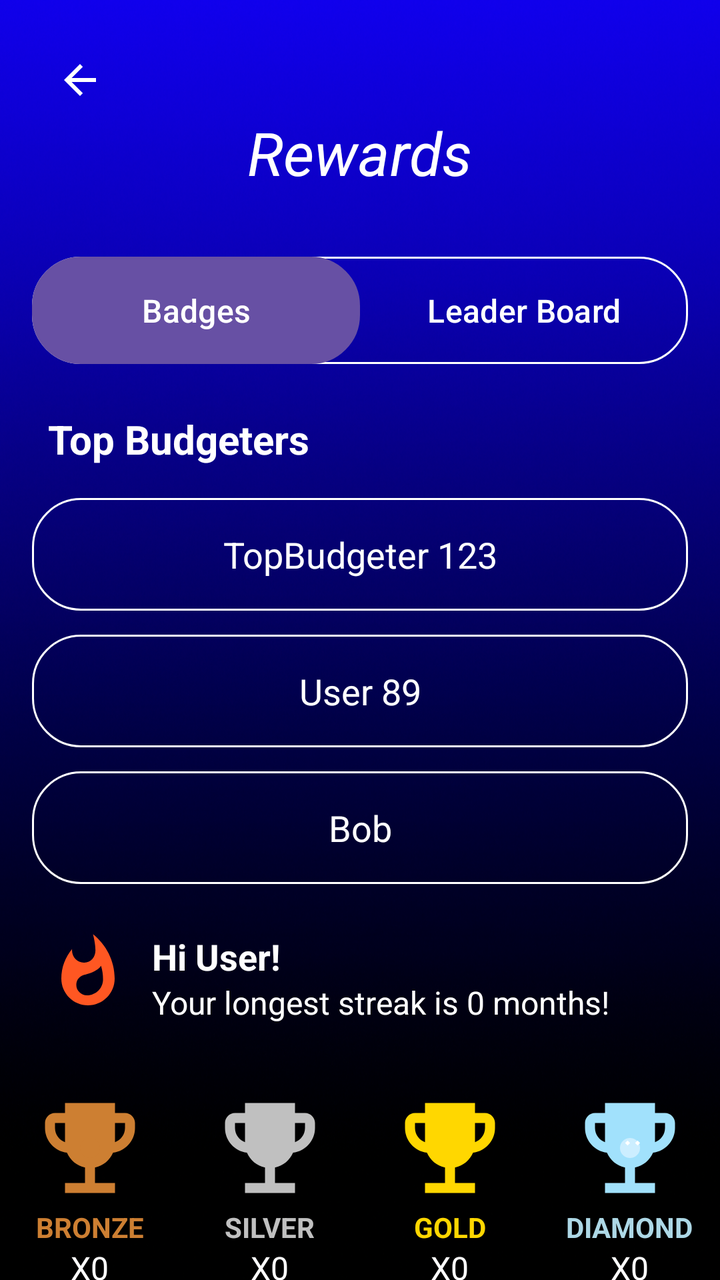
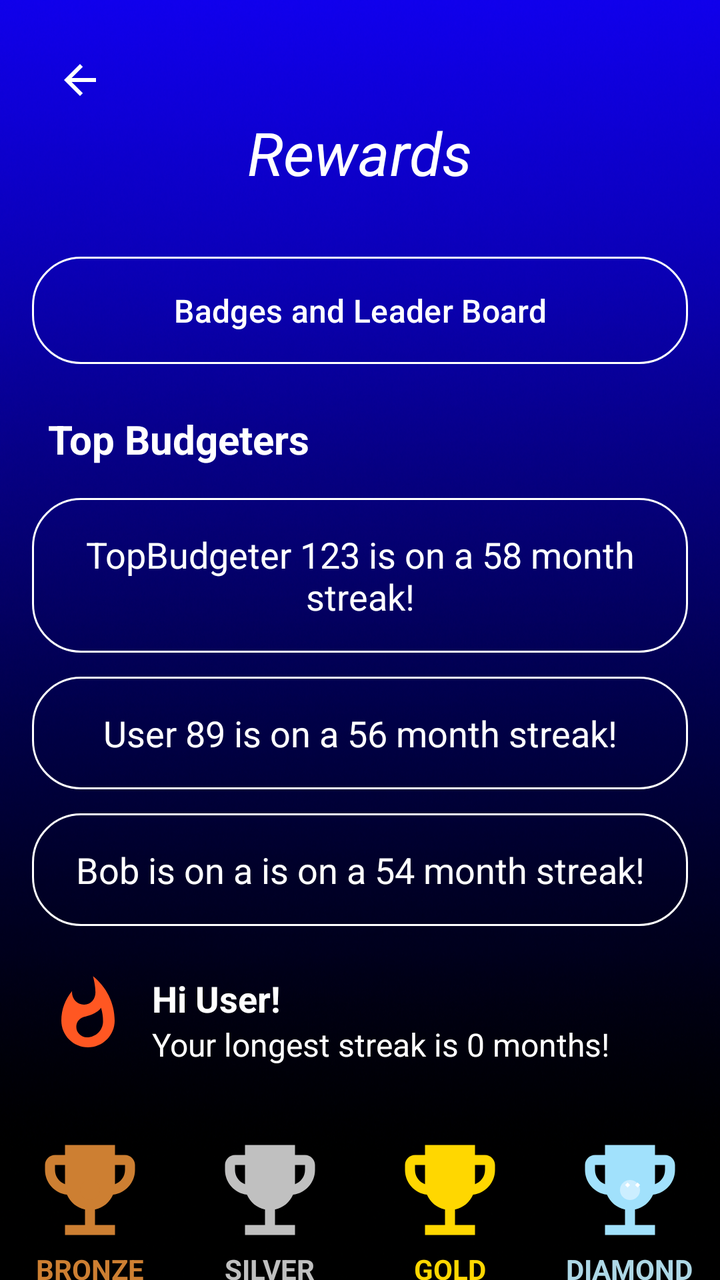

Before-and-after screenshots of an Android layout around one commit, followed by the original layout XML and the change that was made.
<!-- AndroidManifest.xml: application theme Theme.CashUp -->
<!-- res/layout/gamify_streak_leaderboard.xml -->
<?xml version="1.0" encoding="utf-8"?>
<androidx.constraintlayout.widget.ConstraintLayout
    xmlns:android="http://schemas.android.com/apk/res/android"
    xmlns:app="http://schemas.android.com/apk/res-auto"
    xmlns:tools="http://schemas.android.com/tools"
    android:layout_width="match_parent"
    android:layout_height="match_parent"
    android:background="@drawable/background"
    tools:context=".GamifyActivity">

    
    <ImageButton
        android:id="@+id/back_button"
        android:layout_width="48dp"
        android:layout_height="48dp"
        android:layout_marginStart="16dp"
        android:layout_marginTop="16dp"
        android:background="@android:color/transparent"
        android:src="@drawable/ic_arrow_back"
        android:contentDescription="Back"
        app:layout_constraintStart_toStartOf="parent"
        app:layout_constraintTop_toTopOf="parent"
        app:tint="@color/white" />

    
    <TextView
        android:id="@+id/rewards_title"
        android:layout_width="wrap_content"
        android:layout_height="wrap_content"
        android:layout_marginTop="56dp"
        android:text="Rewards"
        android:textColor="@color/white"
        android:textSize="30sp"
        android:textStyle="italic"
        app:layout_constraintEnd_toEndOf="parent"
        app:layout_constraintStart_toStartOf="parent"
        app:layout_constraintTop_toTopOf="parent" />

    
    <LinearLayout
        android:id="@+id/tab_container"
        android:layout_width="match_parent"
        android:layout_height="wrap_content"
        android:layout_marginStart="16dp"
        android:layout_marginTop="32dp"
        android:layout_marginEnd="16dp"
        android:background="@drawable/rounded_corner"
        android:orientation="horizontal"
        app:layout_constraintEnd_toEndOf="parent"
        app:layout_constraintStart_toStartOf="parent"
        app:layout_constraintTop_toBottomOf="@+id/rewards_title">

        <Button
            android:id="@+id/badges_tab"
            android:layout_width="0dp"
            android:layout_height="wrap_content"
            android:layout_weight="1"
            android:background="@drawable/rounded_button"
            android:padding="12dp"
            android:text="Badges"
            android:textColor="@color/white"
            android:textSize="16sp" />

        <Button
            android:id="@+id/leaderboard_tab"
            android:layout_width="0dp"
            android:layout_height="wrap_content"
            android:layout_weight="1"
            android:background="@android:color/transparent"
            android:padding="12dp"
            android:text="Leader Board"
            android:textColor="@color/white"
            android:textSize="16sp" />
    </LinearLayout>

    
    <TextView
        android:id="@+id/top_budgeters_label"
        android:layout_width="wrap_content"
        android:layout_height="wrap_content"
        android:layout_marginStart="24dp"
        android:layout_marginTop="24dp"
        android:text="Top Budgeters"
        android:textColor="@color/white"
        android:textSize="20sp"
        android:textStyle="bold"
        app:layout_constraintStart_toStartOf="parent"
        app:layout_constraintTop_toBottomOf="@+id/tab_container" />

    
    <TextView
        android:id="@+id/user1"
        android:layout_width="0dp"
        android:layout_height="wrap_content"
        android:layout_marginStart="16dp"
        android:layout_marginTop="16dp"
        android:layout_marginEnd="16dp"
        android:background="@drawable/rounded_corner"
        android:padding="16dp"
        android:text="TopBudgeter 123"
        android:textAlignment="center"
        android:textColor="@color/white"
        android:textSize="18sp"
        app:layout_constraintEnd_toEndOf="parent"
        app:layout_constraintStart_toStartOf="parent"
        app:layout_constraintTop_toBottomOf="@+id/top_budgeters_label" />

    
    <TextView
        android:id="@+id/user2"
        android:layout_width="0dp"
        android:layout_height="wrap_content"
        android:layout_marginStart="16dp"
        android:layout_marginTop="12dp"
        android:layout_marginEnd="16dp"
        android:background="@drawable/rounded_corner"
        android:padding="16dp"
        android:text="User 89"
        android:textAlignment="center"
        android:textColor="@color/white"
        android:textSize="18sp"
        app:layout_constraintEnd_toEndOf="parent"
        app:layout_constraintStart_toStartOf="parent"
        app:layout_constraintTop_toBottomOf="@+id/user1" />

    
    <TextView
        android:id="@+id/user3"
        android:layout_width="0dp"
        android:layout_height="wrap_content"
        android:layout_marginStart="16dp"
        android:layout_marginTop="12dp"
        android:layout_marginEnd="16dp"
        android:background="@drawable/rounded_corner"
        android:padding="16dp"
        android:text="Bob"
        android:textAlignment="center"
        android:textColor="@color/white"
        android:textSize="18sp"
        app:layout_constraintEnd_toEndOf="parent"
        app:layout_constraintStart_toStartOf="parent"
        app:layout_constraintTop_toBottomOf="@+id/user2" />

    
    <LinearLayout
        android:id="@+id/streak_info"
        android:layout_width="wrap_content"
        android:layout_height="wrap_content"
        android:layout_marginStart="24dp"
        android:layout_marginTop="24dp"
        android:orientation="horizontal"
        app:layout_constraintStart_toStartOf="parent"
        app:layout_constraintTop_toBottomOf="@+id/user3">

        <ImageView
            android:id="@+id/flame_icon"
            android:layout_width="40dp"
            android:layout_height="40dp"
            android:src="@drawable/ic_flame" />

        <LinearLayout
            android:layout_width="wrap_content"
            android:layout_height="wrap_content"
            android:layout_marginStart="12dp"
            android:orientation="vertical">

            <TextView
                android:layout_width="wrap_content"
                android:layout_height="wrap_content"
                android:text="Hi User!"
                android:textColor="@color/white"
                android:textSize="18sp"
                android:textStyle="bold" />

            <TextView
                android:layout_width="wrap_content"
                android:layout_height="wrap_content"
                android:text="Your longest streak is 0 months!"
                android:textColor="@color/white"
                android:textSize="16sp" />
        </LinearLayout>
    </LinearLayout>

    
    <LinearLayout
        android:id="@+id/trophy_row"
        android:layout_width="match_parent"
        android:layout_height="wrap_content"
        android:layout_marginTop="32dp"
        android:gravity="center"
        android:orientation="horizontal"
        app:layout_constraintTop_toBottomOf="@+id/streak_info">

        
        <LinearLayout
            android:layout_width="0dp"
            android:layout_height="wrap_content"
            android:layout_weight="1"
            android:gravity="center"
            android:orientation="vertical">

            <ImageView
                android:layout_width="60dp"
                android:layout_height="60dp"
                android:src="@drawable/ic_bronzetrophy" />

            <TextView
                android:layout_width="wrap_content"
                android:layout_height="wrap_content"
                android:text="BRONZE"
                android:textColor="#CD7F32"
                android:textSize="14sp"
                android:textStyle="bold" />

            <TextView
                android:layout_width="wrap_content"
                android:layout_height="wrap_content"
                android:text="X0"
                android:textColor="@color/white"
                android:textSize="16sp" />
        </LinearLayout>

        
        <LinearLayout
            android:layout_width="0dp"
            android:layout_height="wrap_content"
            android:layout_weight="1"
            android:gravity="center"
            android:orientation="vertical">

            <ImageView
                android:layout_width="60dp"
                android:layout_height="60dp"
                android:src="@drawable/ic_slivertrophy" />

            <TextView
                android:layout_width="wrap_content"
                android:layout_height="wrap_content"
                android:text="SILVER"
                android:textColor="#C0C0C0"
                android:textSize="14sp"
                android:textStyle="bold" />

            <TextView
                android:layout_width="wrap_content"
                android:layout_height="wrap_content"
                android:text="X0"
                android:textColor="@color/white"
                android:textSize="16sp" />
        </LinearLayout>

        
        <LinearLayout
            android:layout_width="0dp"
            android:layout_height="wrap_content"
            android:layout_weight="1"
            android:gravity="center"
            android:orientation="vertical">

            <ImageView
                android:layout_width="60dp"
                android:layout_height="60dp"
                android:src="@drawable/ic_goldtrophy" />

            <TextView
                android:layout_width="wrap_content"
                android:layout_height="wrap_content"
                android:text="GOLD"
                android:textColor="#FFD700"
                android:textSize="14sp"
                android:textStyle="bold" />

            <TextView
                android:layout_width="wrap_content"
                android:layout_height="wrap_content"
                android:text="X0"
                android:textColor="@color/white"
                android:textSize="16sp" />
        </LinearLayout>

        
        <LinearLayout
            android:layout_width="0dp"
            android:layout_height="wrap_content"
            android:layout_weight="1"
            android:gravity="center"
            android:orientation="vertical">

            <ImageView
                android:layout_width="60dp"
                android:layout_height="60dp"
                android:src="@drawable/ic_diamondtrophy" />

            <TextView
                android:layout_width="wrap_content"
                android:layout_height="wrap_content"
                android:text="DIAMOND"
                android:textColor="#ADD8E6"
                android:textSize="14sp"
                android:textStyle="bold" />

            <TextView
                android:layout_width="wrap_content"
                android:layout_height="wrap_content"
                android:text="X0"
                android:textColor="@color/white"
                android:textSize="16sp" />
        </LinearLayout>
    </LinearLayout>

    
    <LinearLayout
        android:id="@+id/info_box"
        android:layout_width="match_parent"
        android:layout_height="wrap_content"
        android:layout_marginStart="16dp"
        android:layout_marginTop="32dp"
        android:layout_marginEnd="16dp"
        android:background="@drawable/rounded_corner"
        android:orientation="horizontal"
        android:padding="16dp"
        app:layout_constraintEnd_toEndOf="parent"
        app:layout_constraintStart_toStartOf="parent"
        app:layout_constraintTop_toBottomOf="@+id/trophy_row">

        <ImageView
            android:layout_width="24dp"
            android:layout_height="24dp"
            android:layout_gravity="top"
            android:layout_marginTop="2dp"
            android:src="@drawable/ic_info"
            app:tint="@color/white" />

        <LinearLayout
            android:layout_width="match_parent"
            android:layout_height="wrap_content"
            android:layout_marginStart="12dp"
            android:orientation="vertical">

            <TextView
                android:layout_width="wrap_content"
                android:layout_height="wrap_content"
                android:text="How Rewards Work:"
                android:textColor="@color/white"
                android:textSize="16sp"
                android:textStyle="bold" />

            <TextView
                android:layout_width="match_parent"
                android:layout_height="wrap_content"
                android:layout_marginTop="4dp"
                android:text="The more you achieve your goals, the longer your streak grows. Keep hitting streaks every month to earn trophies. Stay consistent for a full year to unlock the prestigious Diamond reward. How far can you go? 🚀"
                android:textColor="@color/white"
                android:textSize="14sp" />
        </LinearLayout>
    </LinearLayout>

</androidx.constraintlayout.widget.ConstraintLayout>
<!-- resources referenced by this layout -->
<resources>
  <color name="white">#FFFFFFFF</color>
  <!-- drawable ic_arrow_back (drawable) -->
  <vector xmlns:android="http://schemas.android.com/apk/res/android"
      android:width="24dp"
      android:height="24dp"
      android:viewportWidth="24"
      android:viewportHeight="24">
      <path
          android:fillColor="#FFFFFF"
          android:pathData="M20,11H7.83l5.59,-5.59L12,4l-8,8 8,8 1.41,-1.41L7.83,13H20v-2z"/>
  </vector>
  <!-- drawable ic_flame (drawable) -->
  <?xml version="1.0" encoding="utf-8"?>
  <vector xmlns:android="http://schemas.android.com/apk/res/android"
      android:width="24dp"
      android:height="24dp"
      android:viewportWidth="24"
      android:viewportHeight="24">
      <path
          android:fillColor="#FF5722"
          android:pathData="M13.5,0.67s0.74,2.65 0.74,4.8c0,2.06 -1.35,3.73 -3.41,3.73 -2.07,0 -3.63,-1.67 -3.63,-3.73l0.03,-0.36C5.21,7.51 4,10.62 4,14c0,4.42 3.58,8 8,8s8,-3.58 8,-8C20,8.61 17.41,3.8 13.5,0.67zM11.71,19c-1.78,0 -3.22,-1.4 -3.22,-3.14 0,-1.62 1.05,-2.76 2.81,-3.12 1.77,-0.36 3.6,-1.21 4.62,-2.58 0.39,1.29 0.59,2.65 0.59,4.04 0,2.65 -2.15,4.8 -4.8,4.8z"/>
  </vector>
  <!-- drawable ic_goldtrophy (drawable) -->
  <?xml version="1.0" encoding="utf-8"?>
  <vector xmlns:android="http://schemas.android.com/apk/res/android"
      android:width="24dp"
      android:height="24dp"
      android:viewportWidth="24"
      android:viewportHeight="24">
      <path
          android:fillColor="#FFD700"
          android:pathData="M19,5h-2V3H7v2H5C3.9,5 3,5.9 3,7v1c0,2.55 1.92,4.63 4.39,4.94c0.63,1.5 1.98,2.63 3.61,2.96V19H7v2h10v-2h-4v-3.1c1.63,-0.33 2.98,-1.46 3.61,-2.96C19.08,12.63 21,10.55 21,8V7C21,5.9 20.1,5 19,5zM5,8V7h2v3.82C5.84,10.4 5,9.3 5,8zM19,8c0,1.3 -0.84,2.4 -2,2.82V7h2V8z"/>
      <path
          android:fillColor="#FFD700"
          android:pathData="M12,12m-2,0a2,2 0,1 1,4 0a2,2 0,1 1,-4 0"/>
  </vector>
  <!-- drawable ic_info (drawable) -->
  <?xml version="1.0" encoding="utf-8"?>
  <vector xmlns:android="http://schemas.android.com/apk/res/android"
      android:width="24dp"
      android:height="24dp"
      android:viewportWidth="24"
      android:viewportHeight="24">
      <path
          android:fillColor="#FFFFFF"
          android:pathData="M12,2C6.48,2 2,6.48 2,12s4.48,10 10,10 10,-4.48 10,-10S17.52,2 12,2zM13,17h-2v-6h2v6zM13,9h-2L11,7h2v2z"/>
  </vector>
  <!-- drawable ic_slivertrophy (drawable) -->
  <?xml version="1.0" encoding="utf-8"?>
  <vector xmlns:android="http://schemas.android.com/apk/res/android"
      android:width="24dp"
      android:height="24dp"
      android:viewportWidth="24"
      android:viewportHeight="24">
      <path
          android:fillColor="#C0C0C0"
          android:pathData="M19,5h-2V3H7v2H5C3.9,5 3,5.9 3,7v1c0,2.55 1.92,4.63 4.39,4.94c0.63,1.5 1.98,2.63 3.61,2.96V19H7v2h10v-2h-4v-3.1c1.63,-0.33 2.98,-1.46 3.61,-2.96C19.08,12.63 21,10.55 21,8V7C21,5.9 20.1,5 19,5zM5,8V7h2v3.82C5.84,10.4 5,9.3 5,8zM19,8c0,1.3 -0.84,2.4 -2,2.82V7h2V8z"/>
      <path
          android:fillColor="#C0C0C0"
          android:pathData="M12,12m-2,0a2,2 0,1 1,4 0a2,2 0,1 1,-4 0"/>
  </vector>
  <!-- drawable rounded_button (drawable) -->
  <?xml version="1.0" encoding="utf-8"?>
  <shape xmlns:android="http://schemas.android.com/apk/res/android"
      android:shape="rectangle">
      <corners
          android:radius="24dp"/>
      <stroke
          android:width="1dp"
          android:color="@color/white" />
      <solid
          android:color="#2196F3" /> 
  </shape>
  <!-- drawable rounded_corner (drawable) -->
  <?xml version="1.0" encoding="utf-8"?>
  <shape xmlns:android="http://schemas.android.com/apk/res/android"
      android:shape="rectangle"
      >
  <corners
          android:radius="24dp"/>
      <stroke
          android:width="1dp"
              android:color="@color/white" />
  </shape>
  <style name="Theme.CashUp" parent="Base.Theme.CashUp" />
  <style name="Base.Theme.CashUp" parent="Theme.Material3.DayNight.NoActionBar">
  
      </style>
  <!-- unchanged entries left out for length: 3 -->
</resources>

<!-- the commit's change to res/layout/gamify_streak_leaderboard.xml (unified diff, before → after) -->
@@ -51,24 +51,13 @@
         app:layout_constraintTop_toBottomOf="@+id/rewards_title">
 
         <Button
-            android:id="@+id/badges_tab"
-            android:layout_width="0dp"
-            android:layout_height="wrap_content"
-            android:layout_weight="1"
-            android:background="@drawable/rounded_button"
-            android:padding="12dp"
-            android:text="Badges"
-            android:textColor="@color/white"
-            android:textSize="16sp" />
-
-        <Button
             android:id="@+id/leaderboard_tab"
             android:layout_width="0dp"
             android:layout_height="wrap_content"
             android:layout_weight="1"
             android:background="@android:color/transparent"
             android:padding="12dp"
-            android:text="Leader Board"
+            android:text="Badges and Leader Board"
             android:textColor="@color/white"
             android:textSize="16sp" />
     </LinearLayout>
@@ -97,7 +86,7 @@
         android:layout_marginEnd="16dp"
         android:background="@drawable/rounded_corner"
         android:padding="16dp"
-        android:text="TopBudgeter 123"
+        android:text="TopBudgeter 123 is on a 58 month streak!"
         android:textAlignment="center"
         android:textColor="@color/white"
         android:textSize="18sp"
@@ -115,7 +104,7 @@
         android:layout_marginEnd="16dp"
         android:background="@drawable/rounded_corner"
         android:padding="16dp"
-        android:text="User 89"
+        android:text="User 89 is on a 56 month streak!"
         android:textAlignment="center"
         android:textColor="@color/white"
         android:textSize="18sp"
@@ -133,7 +122,7 @@
         android:layout_marginEnd="16dp"
         android:background="@drawable/rounded_corner"
         android:padding="16dp"
-        android:text="Bob"
+        android:text="Bob is on a is on a 54 month streak!"
         android:textAlignment="center"
         android:textColor="@color/white"
         android:textSize="18sp"
<!-- resource entries referenced after the edit -->
@@ -61,18 +61,6 @@
           android:fillColor="#C0C0C0"
           android:pathData="M12,12m-2,0a2,2 0,1 1,4 0a2,2 0,1 1,-4 0"/>
   </vector>
-  <!-- drawable rounded_button (drawable) -->
-  <?xml version="1.0" encoding="utf-8"?>
-  <shape xmlns:android="http://schemas.android.com/apk/res/android"
-      android:shape="rectangle">
-      <corners
-          android:radius="24dp"/>
-      <stroke
-          android:width="1dp"
-          android:color="@color/white" />
-      <solid
-          android:color="#2196F3" /> 
-  </shape>
   <!-- drawable rounded_corner (drawable) -->
   <?xml version="1.0" encoding="utf-8"?>
   <shape xmlns:android="http://schemas.android.com/apk/res/android"
